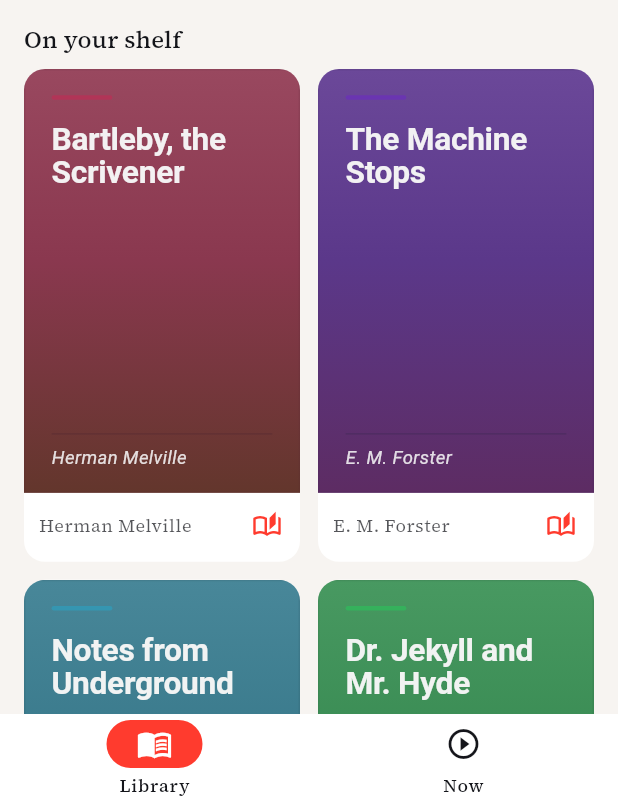
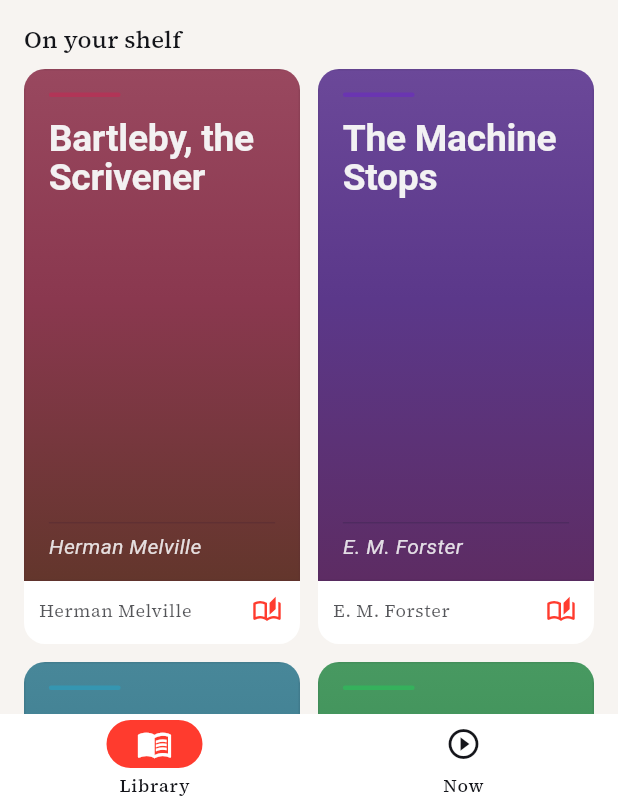
Before and after one commit to rya889/Flick, a Flutter app: the screen it shows after launch, on a phone screen of 412 x 824 dp, the part 432-1236 px from its top. Run offline on Flutter 3.47's test engine with Material 3 defaults, Android fonts, the phone set to English and light mode, and no system bars; our stand-ins replace drift, drift_flutter, file_picker, flutter_tts, google_fonts, share_plus and 1 more; missing offline and left inert: purchases_flutter; accounts and stored records are empty; generated files the repository leaves out were written again; network calls fail; Roboto replaces fonts that are missing (Literata).

Commit message:
Larger shelf covers; close T11–T14 queue in plan docs
Taller grid cells and bigger poster type; add post-ux-queue backlog guide.

Co-authored-by: rya889 <rya889@users.noreply.github.com>

```diff
--- a/app/lib/screens/library_screen.dart
+++ b/app/lib/screens/library_screen.dart
@@ -596,7 +596,7 @@ class _ShelfCoverGrid extends StatelessWidget {
         crossAxisCount: 2,
         mainAxisSpacing: 12,
         crossAxisSpacing: 12,
-        childAspectRatio: 0.56,
+        childAspectRatio: 0.48,
       ),
       itemCount: books.length,
       itemBuilder: (context, index) => _ShelfBookCard(book: books[index]),
@@ -642,7 +642,7 @@ class _ShelfBookCard extends StatelessWidget {
               ),
             ),
             Padding(
-              padding: const EdgeInsets.fromLTRB(10, 6, 6, 8),
+              padding: const EdgeInsets.fromLTRB(10, 4, 6, 6),
               child: Row(
                 children: [
                   Expanded(
--- a/app/lib/widgets/flick_book_cover.dart
+++ b/app/lib/widgets/flick_book_cover.dart
@@ -214,10 +214,10 @@ class _TypographyCover extends StatelessWidget {
     Color onDark,
     Color ink,
   ) {
-    final pad = (width * 0.1).clamp(14.0, 20.0);
-    final titleSize = (width * 0.115).clamp(18.0, 25.0);
-    final authorSize = (titleSize * 0.58).clamp(11.0, 14.0);
-    final ruleWidth = (width * 0.22).clamp(28.0, 44.0);
+    final pad = (width * 0.09).clamp(12.0, 18.0);
+    final titleSize = (width * 0.135).clamp(20.0, 30.0);
+    final authorSize = (titleSize * 0.56).clamp(12.0, 16.0);
+    final ruleWidth = (width * 0.26).clamp(32.0, 52.0);
 
     return Padding(
       padding: EdgeInsets.fromLTRB(pad, pad * 0.95, pad, pad * 0.9),
```
Also changed, not shown: 6 other files.
